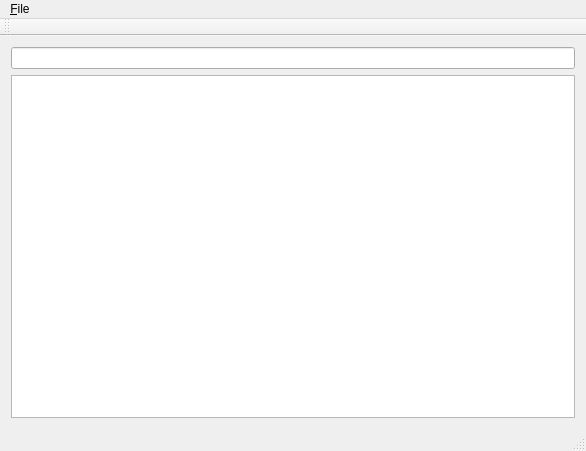
The window that AITD_PakEdit/mainwindow.ui (jmimu/FITD) describes before a commit, drawn with Qt 5.
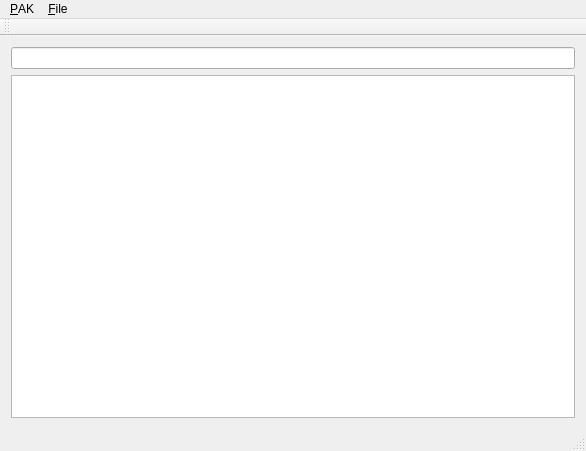
The same window after the commit.

Commit message: import image ok

Patch:
```diff
--- a/AITD_PakEdit/mainwindow.ui
+++ b/AITD_PakEdit/mainwindow.ui
@@ -57,7 +57,7 @@
    </property>
    <widget class="QMenu" name="menu_File">
     <property name="title">
-     <string>&amp;File</string>
+     <string>&amp;PAK</string>
     </property>
     <addaction name="actionOpenPAK"/>
     <addaction name="actionSavePAK"/>
@@ -66,7 +66,15 @@
     <addaction name="actionExport_all_as_BMP"/>
     <addaction name="actionExit"/>
    </widget>
+   <widget class="QMenu" name="menuFile">
+    <property name="title">
+     <string>&amp;File</string>
+    </property>
+    <addaction name="action_Export"/>
+    <addaction name="action_Import"/>
+   </widget>
    <addaction name="menu_File"/>
+   <addaction name="menuFile"/>
   </widget>
   <widget class="QToolBar" name="mainToolBar">
    <attribute name="toolBarArea">
```
Left out of the diff: 19 changed lines with no effect on the pictures. The commit also changes 2 other files.
